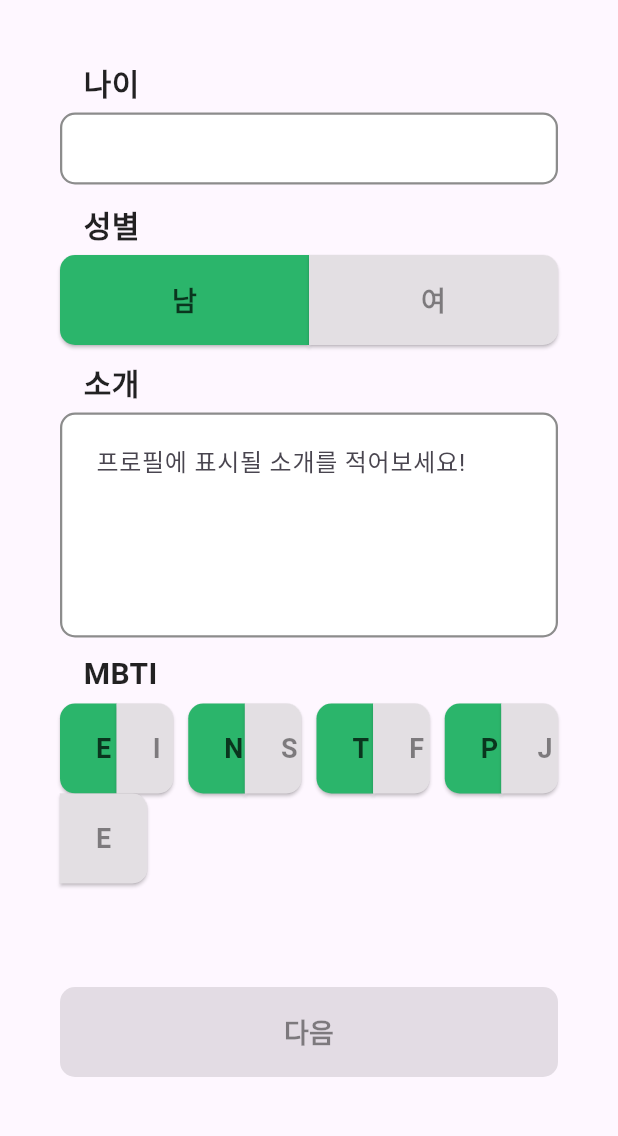
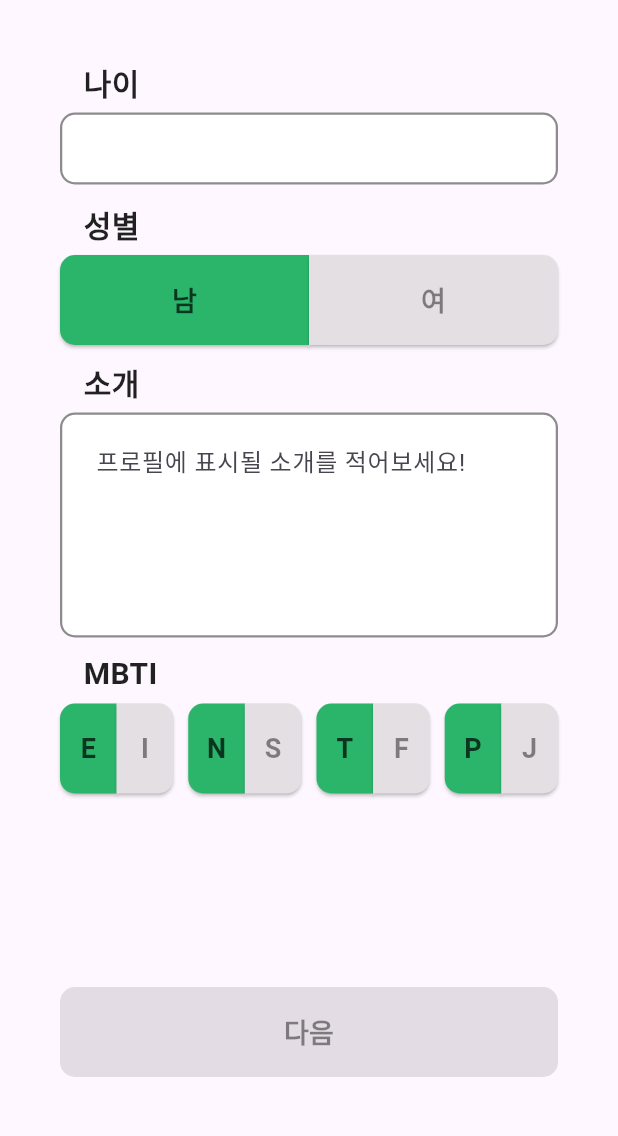
Before and after one commit to Jokkilook/CampusMate, a Flutter app: the ProfileSettingA screen opened directly, on a phone screen of 412 x 824 dp, the part 99-1235 px from its top. Run offline on Flutter 3.47's test engine with Material 3 defaults, Android fonts, the phone set to English and light mode, and no system bars; our stand-ins replace dropdown_search.

```diff
--- a/lib/screens/profile_setting_a.dart
+++ b/lib/screens/profile_setting_a.dart
@@ -260,6 +260,8 @@ class _ProfileSettingAState extends State<ProfileSettingA> {
                                       fontWeight: FontWeight.bold),
                                 ),
                                 style: ElevatedButton.styleFrom(
+                                  padding:
+                                      const EdgeInsets.fromLTRB(10, 15, 10, 15),
                                   backgroundColor: EI
                                       ? const Color(0xFF2BB56B)
                                       : const Color(0xFFE3DFE3),
@@ -289,6 +291,8 @@ class _ProfileSettingAState extends State<ProfileSettingA> {
                                       fontWeight: FontWeight.bold),
                                 ),
                                 style: ElevatedButton.styleFrom(
+                                  padding:
+                                      const EdgeInsets.fromLTRB(10, 15, 10, 15),
                                   backgroundColor: !EI
                                       ? const Color(0xFF2BB56B)
                                       : const Color(0xFFE3DFE3),
@@ -319,6 +323,8 @@ class _ProfileSettingAState extends State<ProfileSettingA> {
                                       fontWeight: FontWeight.bold),
                                 ),
                                 style: ElevatedButton.styleFrom(
+                                  padding:
+                                      const EdgeInsets.fromLTRB(10, 15, 10, 15),
                                   backgroundColor: NS
                                       ? const Color(0xFF2BB56B)
                                       : const Color(0xFFE3DFE3),
@@ -348,6 +354,8 @@ class _ProfileSettingAState extends State<ProfileSettingA> {
                                       fontWeight: FontWeight.bold),
                                 ),
                                 style: ElevatedButton.styleFrom(
+                                  padding:
+                                      const EdgeInsets.fromLTRB(10, 15, 10, 15),
                                   backgroundColor: !NS
                                       ? const Color(0xFF2BB56B)
                                       : const Color(0xFFE3DFE3),
@@ -378,6 +386,8 @@ class _ProfileSettingAState extends State<ProfileSettingA> {
                                       fontWeight: FontWeight.bold),
                                 ),
                                 style: ElevatedButton.styleFrom(
+                                  padding:
+                                      const EdgeInsets.fromLTRB(10, 15, 10, 15),
                                   backgroundColor: TF
                                       ? const Color(0xFF2BB56B)
                                       : const Color(0xFFE3DFE3),
@@ -407,6 +417,8 @@ class _ProfileSettingAState extends State<ProfileSettingA> {
                                       fontWeight: FontWeight.bold),
                                 ),
                                 style: ElevatedButton.styleFrom(
+                                  padding:
+                                      const EdgeInsets.fromLTRB(10, 15, 10, 15),
                                   backgroundColor: !TF
                                       ? const Color(0xFF2BB56B)
                                       : const Color(0xFFE3DFE3),
@@ -437,6 +449,8 @@ class _ProfileSettingAState extends State<ProfileSettingA> {
                                       fontWeight: FontWeight.bold),
                                 ),
                                 style: ElevatedButton.styleFrom(
+                                  padding:
+                                      const EdgeInsets.fromLTRB(10, 15, 10, 15),
                                   backgroundColor: PJ
                                       ? const Color(0xFF2BB56B)
                                       : const Color(0xFFE3DFE3),
@@ -466,6 +480,8 @@ class _ProfileSettingAState extends State<ProfileSettingA> {
                                       fontWeight: FontWeight.bold),
                                 ),
                                 style: ElevatedButton.styleFrom(
+                                  padding:
+                                      const EdgeInsets.fromLTRB(10, 15, 10, 15),
                                   backgroundColor: !PJ
                                       ? const Color(0xFF2BB56B)
                                       : const Color(0xFFE3DFE3),
@@ -480,33 +496,6 @@ class _ProfileSettingAState extends State<ProfileSettingA> {
                           ],
                         )
                       ]),
-                  Row(
-                    children: [
-                      ElevatedButton(
-                        onPressed: () {},
-                        child: Text(
-                          "E",
-                          textAlign: TextAlign.center,
-                          style: TextStyle(
-                              color: !PJ
-                                  ? const Color(0xFF0A351E)
-                                  : Colors.black45,
-                              fontSize: 18,
-                              fontWeight: FontWeight.bold),
-                        ),
-                        style: ElevatedButton.styleFrom(
-                          backgroundColor: !PJ
-                              ? const Color(0xFF2BB56B)
-                              : const Color(0xFFE3DFE3),
-                          minimumSize: const Size(40, 60),
-                          shape: const RoundedRectangleBorder(
-                              borderRadius: BorderRadius.only(
-                                  topRight: Radius.circular(10),
-                                  bottomRight: Radius.circular(10))),
-                        ),
-                      )
-                    ],
-                  )
                 ],
               ),
             ),
```
Also changed, not shown: lib/screens/profile_setting_b.dart (added, +183 -0 lines), lib/screens/profile_setting_c.dart (added, +15 -0 lines).
